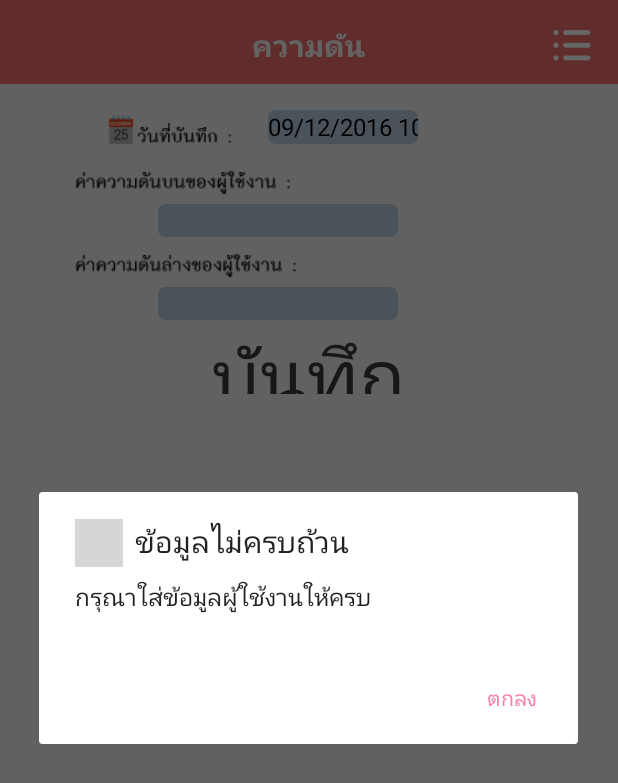
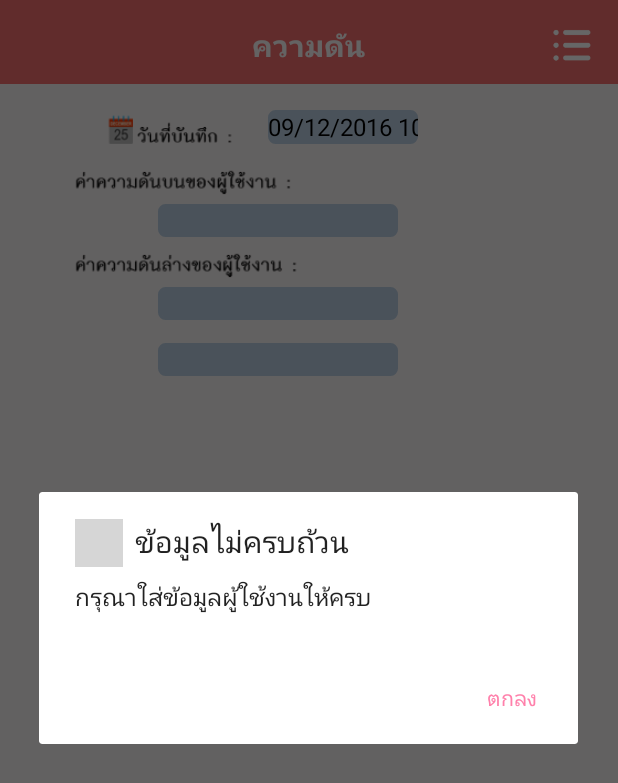
Before and after one commit to jirapornpraneet/AppHappyHealthy, an Android app: the Pressure screen opened directly, with no data from a screen before it, after a tap on "บันทึก", on a phone screen of 412 x 824 dp. Shown: the top 783 px of the screen. Run offline under Robolectric (Android 15) with nearby library versions, the phone set to English and light mode, and no system bars; libraries missing offline, so code that uses them is left out: com.squareup.okhttp; 2 statements that could not run were skipped; grey boxes are pictures that could not be loaded.

Commit message:
InsertHeartRate

```diff
--- a/app/src/main/java/com/example/nut/happyhealthy/Pressure.java
+++ b/app/src/main/java/com/example/nut/happyhealthy/Pressure.java
@@ -30,8 +30,8 @@ public class Pressure extends AppCompatActivity {
 
     //การประกาศตัวแปร
     private PressureTABLE objpressureTABLE;
-    private EditText P_costPressureTop,P_costPressureDown;
-    private String  str_P_Date,intCostPressureDown,intCostPressureTop,str_LP_cost_down,str_LP_cost_top;
+    private EditText P_costPressureTop,P_costPressureDown,P_HeartRate;
+    private String  str_P_Date,intCostPressureDown,intCostPressureTop,str_LP_cost_down,str_LP_cost_top,intHeart,str_heart;
     private TextView P_date;
     SimpleDateFormat df_show,df_insert;
     Calendar c;
@@ -47,6 +47,7 @@ public class Pressure extends AppCompatActivity {
         P_date = (TextView) findViewById(R.id.P_date);
         P_costPressureTop = (EditText) findViewById(R.id.P_costPressureTop);
         P_costPressureDown = (EditText) findViewById(R.id.P_costPressureDown);
+        P_HeartRate = (EditText) findViewById(R.id.P_HeartRate);
 
         connectDataBase();
 
@@ -69,10 +70,11 @@ public class Pressure extends AppCompatActivity {
         str_P_Date = P_date.getText().toString().trim();
         intCostPressureDown = P_costPressureDown.getText().toString().trim();
         intCostPressureTop = P_costPressureTop.getText().toString().trim();
+        intHeart = P_HeartRate.getText().toString().trim();
 
 
         //Checkspace
-        if (str_P_Date.equals("") || intCostPressureDown.equals("")|| intCostPressureTop.equals("")) {
+        if (str_P_Date.equals("") || intCostPressureDown.equals("")|| intCostPressureTop.equals("") || intHeart.equals("")) {
             showAlert();
 
 
@@ -86,6 +88,7 @@ public class Pressure extends AppCompatActivity {
 
         str_LP_cost_down = findMyLevelPressureDown();
         str_LP_cost_top = findMyLevelPressureTop();
+        str_heart = findMyLevelHeart();
 
         /** Find BMI
         int  intcostpressuredown = Integer.parseInt(intCostPressureDown);
@@ -100,7 +103,9 @@ public class Pressure extends AppCompatActivity {
                 + " ค่าความดันตัวล่าง : " + intCostPressureDown + "\n"
                 + " อยู่ในเกณฑ์ที่ : " + str_LP_cost_down+"\n"
                 + " ค่าความดันตัวบน : " + intCostPressureTop + "\n"
-                + " อยู่ในเกณฑ์ที่ : " + str_LP_cost_top);
+                + " อยู่ในเกณฑ์ที่ : " + str_LP_cost_top+ "\n"
+                + " อัตราการเต้นหัวใจ : " + intHeart + "\n"
+                + " อยู่ในเกณฑ์ที่ : " + str_heart + "\n");
         builder.setCancelable(false);
         builder.setNegativeButton("ยกเลิก", new DialogInterface.OnClickListener() {
             @Override
@@ -164,13 +169,35 @@ public class Pressure extends AppCompatActivity {
 
         }//findMyLevelPressureDown
 
+    private String findMyLevelHeart() {
+        String[] resultStrings = getResources().getStringArray(R.array.my_heartrate);
+        String myResult = null;
+        Integer IntHeart = Integer.parseInt(intHeart);
+
+        if (IntHeart < 60) {
+            myResult = resultStrings[0];
+        } else if (IntHeart < 70) {
+            myResult = resultStrings[1];
+        } else if (IntHeart < 85) {
+            myResult = resultStrings[2];
+        } else if (IntHeart < 101 ) {
+            myResult = resultStrings[3];
+        } else {
+            myResult = resultStrings[4];
+        }
+
+        return myResult;
+
+    }//findMyLevelPressureDown
+
     private void upDataPressuretoSQLite() {
         PressureTABLE objpressureTABLE = new PressureTABLE(this);
         long inSertDataUser = objpressureTABLE.addNewValueToSQLite
-                (str_P_Date,  Integer.parseInt(intCostPressureDown), Integer.parseInt(intCostPressureTop),str_LP_cost_down,str_LP_cost_top);
+                (str_P_Date,  Integer.parseInt(intCostPressureDown), Integer.parseInt(intCostPressureTop),str_LP_cost_down,str_LP_cost_top,Integer.parseInt(intHeart),str_heart);
         P_date.setText("");
         P_costPressureTop.setText("");
         P_costPressureDown.setText("");
+        P_HeartRate.setText("");
         Toast.makeText(Pressure.this,"บันทึกข้อมูลเรียบร้อย",Toast.LENGTH_SHORT).show();
         Intent objIntent = new Intent(Pressure.this, DisplayPressure.class);
         startActivity(objIntent);
--- a/app/src/main/java/com/example/nut/happyhealthy/PressureTABLE.java
+++ b/app/src/main/java/com/example/nut/happyhealthy/PressureTABLE.java
@@ -23,6 +23,9 @@ public class PressureTABLE {
     public static final String P_CostPressureTop = "P_CostPressureTop";
     public static final String P_Cost_Level_Down = "P_Cost_Level_Down";
     public static final String P_Cost_Level_Top = "P_Cost_Level_Top";
+    public static final String P_HeartRate = "P_HeartRate";
+    public static final String P_HeartRate_Level = "P_HeartRate_Level";
+    public static final String User_Id = "User_Id";
 
 
 
@@ -35,14 +38,15 @@ public class PressureTABLE {
 
 
     //Add New Value
-    //Add New Value
-    public long addNewValueToSQLite(String str_P_Date,   int intCostPressureDown,int intCostPressureTop,String str_LP_cost_down,String str_LP_cost_top) {
+    public long addNewValueToSQLite(String str_P_Date,   int intCostPressureDown,int intCostPressureTop,String str_LP_cost_down,String str_LP_cost_top,int intHeart,String str_heart) {
         ContentValues contentValues = new ContentValues();
         contentValues.put(P_DateTime, str_P_Date);
         contentValues.put(P_CostPressureDown, intCostPressureDown);
         contentValues.put(P_CostPressureTop, intCostPressureTop);
         contentValues.put(P_Cost_Level_Down, str_LP_cost_down);
         contentValues.put(P_Cost_Level_Top,str_LP_cost_top);
+        contentValues.put(P_HeartRate, intHeart);
+        contentValues.put(P_HeartRate_Level,str_heart);
         long pressure_id = writeSQLite.insert(Pressure, null, contentValues);
         return pressure_id;
     }//Add New Value
@@ -65,6 +69,8 @@ public class PressureTABLE {
                 pre.put("cos_top", cursor.getString(cursor.getColumnIndex(P_CostPressureTop)));
                 pre.put("cos_level_down", cursor.getString(cursor.getColumnIndex(P_Cost_Level_Down)));
                 pre.put("cos_level_top", cursor.getString(cursor.getColumnIndex(P_Cost_Level_Top)));
+                pre.put("heart_rate", cursor.getString(cursor.getColumnIndex(P_HeartRate)));
+                pre.put("level_heart_rate", cursor.getString(cursor.getColumnIndex(P_HeartRate_Level)));
                 preList.add(pre);
             } while (cursor.moveToNext());
         }
--- a/app/src/main/res/layout/activity_pressure.xml
+++ b/app/src/main/res/layout/activity_pressure.xml
@@ -147,6 +147,24 @@
         </LinearLayout>
 
 
+        <LinearLayout
+            android:orientation="horizontal"
+            android:layout_width="match_parent"
+            android:layout_height="wrap_content"
+            android:layout_marginTop="15dp">
+
+            <EditText
+                android:layout_width="160dp"
+                android:layout_height="wrap_content"
+                android:inputType="number"
+                android:ems="10"
+                android:id="@+id/P_HeartRate"
+                android:textColor="#000000"
+                android:background="@drawable/my_box_dis"
+                android:layout_gravity="center_vertical"
+                android:textSize="16dp"
+                android:layout_marginLeft="90dp" />
+        </LinearLayout>
 
         <TextView
             android:layout_width="wrap_content"
@@ -159,6 +177,8 @@
             android:layout_alignParentLeft="false"
             android:textColor="#3c3737"
             android:onClick="ClickDisLevelsPre"
-            android:layout_gravity="center_horizontal" />
+            android:layout_gravity="center_horizontal"
+            android:layout_marginTop="150dp" />
+
     </LinearLayout>
 </RelativeLayout>
--- a/app/src/main/res/layout/history_diabetes.xml
+++ b/app/src/main/res/layout/history_diabetes.xml
@@ -15,7 +15,6 @@
             android:layout_width="wrap_content"
             android:layout_height="wrap_content"
             android:id="@+id/imageView2"
-            android:src="@drawable/history"
             android:padding="5dp"
             android:layout_marginLeft="10dp" />
 
--- a/app/src/main/res/layout/history_kidney.xml
+++ b/app/src/main/res/layout/history_kidney.xml
@@ -16,7 +16,6 @@
             android:layout_width="wrap_content"
             android:layout_height="wrap_content"
             android:id="@+id/imageView2"
-            android:src="@drawable/history"
             android:padding="5dp"
             android:layout_marginLeft="10dp" />
 
--- a/app/src/main/res/layout/history_pressure.xml
+++ b/app/src/main/res/layout/history_pressure.xml
@@ -16,7 +16,6 @@
             android:layout_width="wrap_content"
             android:layout_height="wrap_content"
             android:id="@+id/imageView2"
-            android:src="@drawable/history"
             android:padding="5dp"
             android:layout_marginLeft="10dp" />
 
--- /dev/null
+++ b/app/src/main/res/values/my_heartrate.xml
@@ -0,0 +1,14 @@
+<?xml version="1.0" encoding="utf-8"?>
+<resources>
+    <string-array name="my_heartrate">
+
+        //ค่าการเต้นหัวใจ
+
+        <item>ดีมาก</item>
+        <item>ดี</item>
+        <item>พอใช้</item>
+        <item>สูงเกินไป</item>
+        <item>ผิดปกติ</item>
+    </string-array>
+
+</resources>
```
